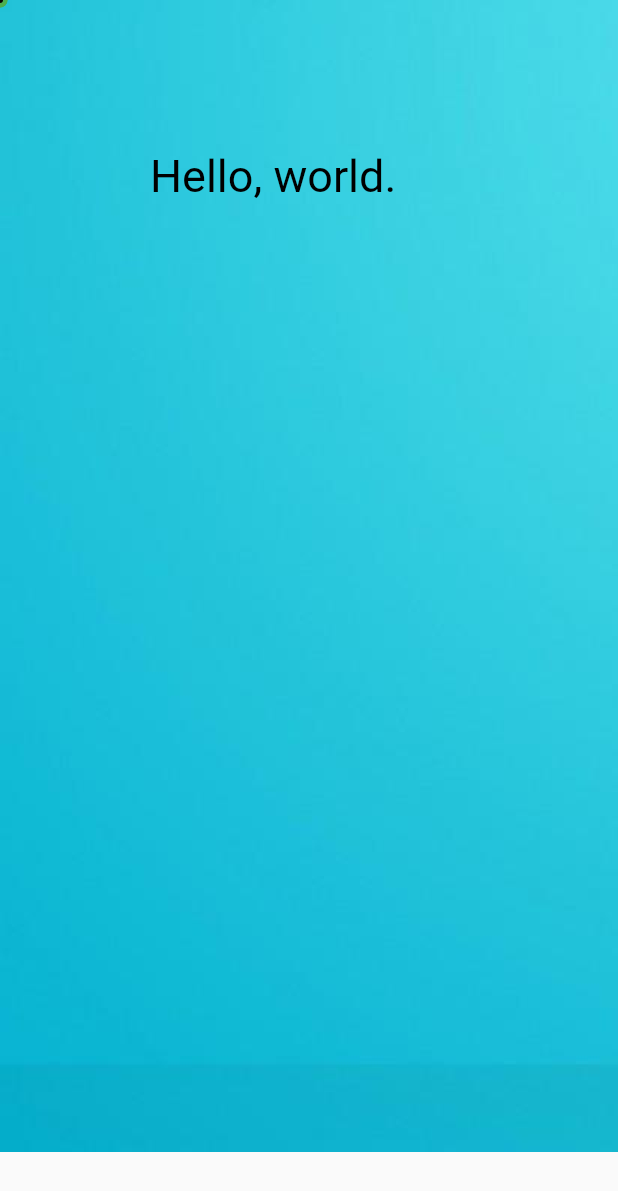
After one commit to zhuangzi200323/flutter_template_app, a Flutter app: the screen it shows after launch, item 2 of the bottom bar chosen, after a tap on "Customize page", on a phone screen of 412 x 824 dp. The commit adds this screen. Shown: the top 1191 px of the screen. Run offline on Flutter 3.47's test engine with Material 2 defaults, Android fonts, the phone set to English and light mode, and no system bars; our stand-ins replace camera, fluttertoast, shared_preferences, video_player, webview_flutter; missing offline and left inert: auto_orientation, scan.

Commit message:
在CostomizePainter上画图，并实现平移、缩放、旋转功能

```diff
--- a/lib/robot_page.dart
+++ b/lib/robot_page.dart
@@ -71,6 +71,12 @@ class RobotPage extends StatelessWidget {
                   Navigator.pushNamed(context, "ScanPage");
                 },
               ),
+              ElevatedButton(
+                child: Text("Customize page"),
+                onPressed: () {
+                  Navigator.pushNamed(context, "CustomizePage");
+                },
+              ),
             ]
         ),
       ),
--- a/lib/routes/Routes.dart
+++ b/lib/routes/Routes.dart
@@ -1,5 +1,6 @@
 import 'package:flutter/material.dart';
 import 'package:flutter_template_app/study/CameraExampleHome.dart';
+import 'package:flutter_template_app/study/CustomizePage.dart';
 import 'package:flutter_template_app/study/LoginPage.dart';
 import 'package:flutter_template_app/study/PullRefreshPage.dart';
 import 'package:flutter_template_app/study/RegisterPage.dart';
@@ -22,6 +23,7 @@ final routes = {
   "VideoFullPage":(context, {arguments})=>VideoFullPage(arguments: arguments),
   "PullRefreshPage":(context, {arguments})=>PullRefreshPage(),
   "ScanPage":(context, {arguments})=>ScanPage(),
+  "CustomizePage":(context, {arguments})=>CustomizePage(),
 };
 
 //路由跳转，可转参数
--- /dev/null
+++ b/lib/study/CustomizePage.dart
@@ -0,0 +1,115 @@
+import 'dart:async';
+import 'dart:math';
+
+import 'package:flutter/material.dart';
+import 'package:flutter/services.dart';
+import 'package:flutter_template_app/widget/TestImageView.dart';
+import 'dart:ui' as ui;
+
+class CustomizePage extends StatefulWidget {
+  @override
+  _CustomizePageState createState() => _CustomizePageState();
+}
+
+class _CustomizePageState extends State<CustomizePage> {
+  ui.Image? image1;
+  double left = 0, top = 0;
+  double scale = 1.0, rotation = 0;
+
+  Offset downPosition = Offset.zero;
+  double downScale = 0, downRotation = 0;
+  double fingerCenterX = 0, fingerCenterY = 0;
+
+  @override
+  void initState() {
+    loadImage("resources/images/test.jpg", false)
+        .then((value)  {
+      image1 = value;
+      setState(() {});
+    });
+    super.initState();
+  }
+
+  onScaleStart(ScaleStartDetails details) {
+    // print("@@@@@@@@@@@@@@@onScaleStart => ${details}");
+    downPosition = details.focalPoint;
+    downScale = 1.0;
+    downRotation = 0;
+  }
+
+  onScaleUpdate(ScaleUpdateDetails details) {
+    // print("@@@@@@@@@@@@@@@ => scale=${scale}, rotation=${rotation}, ${details.focalPoint}");
+    if(details.pointerCount > 1) {
+      setState(() {
+        scale += details.scale - downScale;
+        downScale = details.scale;
+
+        rotation += details.rotation - downRotation;
+        downRotation = details.rotation;
+
+        fingerCenterX = details.focalPoint.dx;
+        fingerCenterY = details.focalPoint.dy;
+      });
+    } else {
+      setState(() {
+        // left += (details.focalPoint.dx - downPosition.dx)/scale;
+        // top += (details.focalPoint.dy - downPosition.dy)/scale;
+        left += details.focalPoint.dx - downPosition.dx;
+        top += details.focalPoint.dy - downPosition.dy;
+        downPosition = details.focalPoint;
+        fingerCenterX = details.focalPoint.dx;
+        fingerCenterY = details.focalPoint.dy;
+      });
+    }
+  }
+
+  onScaleEnd(ScaleEndDetails details) {
+    print("@@@@@@@@@@@@@@@ => left=${left}, top=${top}");
+    // print("@@@@@@@@@@@@@@@ScaleEndDetails => ${details}");
+  }
+
+  @override
+  Widget build(BuildContext context) {
+    if (image1 == null) {
+      return Container();
+    }
+    //print("${MediaQuery.of(context).size}");
+    return Scaffold(
+      // appBar: AppBar(
+      //   title: Text("CustomizePage"),
+      // ),
+      body: Container(
+        child: GestureDetector(
+          onScaleStart: (details) => onScaleStart(details),
+          onScaleUpdate: (details) => onScaleUpdate(details),
+          onScaleEnd: (details) => onScaleEnd(details),
+          child: CustomPaint(
+            painter: TestImageView(image1!, left: left, top: top, scale: scale, rotation: rotation,
+                centerX: fingerCenterX, centerY: fingerCenterY),
+            size: Size(MediaQuery.of(context).size.width, MediaQuery.of(context).size.height),
+          ),
+        ),
+      ),
+    );
+  }
+
+  // 获取图片 本地为false 网络为true
+  Future<ui.Image> loadImage(var path, bool isUrl) async {
+    ImageStream stream;
+    if (isUrl) {
+      stream = NetworkImage(path).resolve(ImageConfiguration.empty);
+    } else {
+      stream =
+          AssetImage(path, bundle: rootBundle).resolve(ImageConfiguration.empty);
+    }
+    Completer<ui.Image> completer = Completer<ui.Image>();
+    void listener(ImageInfo frame, bool synchronousCall) {
+      final ui.Image image = frame.image;
+      completer.complete(image);
+      stream.removeListener(ImageStreamListener(listener));
+    }
+
+    stream.addListener(ImageStreamListener(listener));
+    return completer.future;
+  }
+}
--- /dev/null
+++ b/lib/widget/TestImageView.dart
@@ -0,0 +1,165 @@
+import 'dart:math';
+
+import 'package:flutter/cupertino.dart';
+import 'package:flutter/material.dart';
+import 'dart:ui' as ui;
+
+class TestImageView extends CustomPainter {
+  bool needRepaint = false;
+  ui.Image? _image;
+  double _left = 0, _top = 0;
+  double _scale = 0;
+  double _rotation = 0;
+  double _centerX = 0, _centerY = 0;
+  Matrix4 matrix4 = Matrix4.identity();
+  ui.PictureRecorder recorder = ui.PictureRecorder();
+  Canvas? myCanvas;
+
+
+  TestImageView(ui.Image image, {double left=0, double top=0, scale=0, rotation=0, centerX=0, centerY=0}) {
+    _image = image;
+    _left = left;
+    _top = top;
+    _scale = scale;
+    _rotation = rotation;
+    _centerX = centerX;
+    _centerY = centerY;
+  }
+
+  @override
+  void paint(Canvas canvas, Size size) {
+    if(_image != null) {
+      if(myCanvas == null) {
+        myCanvas = Canvas(recorder);
+      }
+      //使用canvas方法进行平移、缩放、旋转
+      // //平移
+      // myCanvas.translate(_left, _top);
+      // //缩放
+      // // myCanvas.translate(size.width/2, size.height/2);
+      // myCanvas.scale(_scale);
+      // // myCanvas.translate(-size.width/2, -size.height/2);
+      // //旋转
+      // // myCanvas.translate(size.width/2, size.height/2);
+      // myCanvas.rotate(_rotation);
+      // // myCanvas.translate(-size.width/2, -size.height/2);
+
+      // 使用matrix方法进行平移、缩放、旋转
+      matrix4.translate(_left, _top, 0);
+      matrix4.scale(_scale);
+      matrix4.rotateZ(_rotation);
+      myCanvas!.transform(matrix4.storage);
+      myCanvas!.drawImage(_image!, Offset(0, 0), Paint());
+      drawText(myCanvas!, size, _centerX, _centerY);
+
+      canvas.drawPicture(recorder.endRecording());
+
+      canvas.drawCircle(Offset(_centerX, _centerY), 2, Paint());
+    }
+  }
+
+  @override
+  bool shouldRepaint(covariant TestImageView oldDelegate) {
+    return true;
+  }
+
+  void drawText(Canvas canvas, Size size, double downX, double downY) {
+    final textStyle = TextStyle(
+      color: Colors.black,
+      fontSize: 30,
+    );
+    final textSpan = TextSpan(
+      text: 'Hello, world.',
+      style: textStyle,
+    );
+    final textPainter = TextPainter(
+      text: textSpan,
+      textDirection: TextDirection.ltr,
+    );
+    textPainter.layout(
+      minWidth: 0,
+      maxWidth: size.width,
+    );
+    final double xCenter = 100;//(size.width - textPainter.width) / 2;
+    final double yCenter = 100;//(size.height - textPainter.height) / 2;
+    final offset = Offset(xCenter, yCenter);
+    textPainter.paint(canvas, offset);
+    Rect rect = Rect.fromLTWH(
+        xCenter, yCenter, textPainter.width, textPainter.height);
+    if(pointInRect(canvas, rect, downX, downY)) {
+      canvas.drawRect(rect , Paint()
+        ..strokeWidth = 2
+        ..blendMode = BlendMode.color);
+    }
+
+    final textSpan2 = TextSpan(
+      text: 'Hello, world2.',
+      style: textStyle,
+    );
+    final textPainter2 = TextPainter(
+      text: textSpan2,
+      textDirection: TextDirection.ltr,
+    );
+    textPainter2.layout(
+      minWidth: 0,
+      maxWidth: size.width,
+    );
+    final double xCenter2 = 1100;//(size.width - textPainter.width) / 2;
+    final double yCenter2 = 600;//(size.height - textPainter.height) / 2;
+    final offset2 = Offset(xCenter2, yCenter2);
+    textPainter2.paint(canvas, offset2);
+    Rect rect2 = Rect.fromLTWH(
+        xCenter2, yCenter2, textPainter2.width, textPainter2.height);
+    if(pointInRect(canvas, rect2, downX, downY)) {
+      canvas.drawRect(rect2 , Paint()
+        ..strokeWidth = 2
+        ..blendMode = BlendMode.color);
+    }
+  }
+
+  /*[cosA, sinA,  0.0,  0.0,
+    -sinA, cosA,  0.0,  0.0,
+     0.0,  0.0,  scale, 0.0,
+     left, top,   0.0,  1.0]*/
+  ///屏幕中的点(x, y)
+  bool pointInRect(Canvas canvas, Rect rect, double x, double y) {
+    double x0 = _left;
+    double y0 = _top;
+    //点(x, y)相对于点(x0, y0)旋转了rotation度后，得到点(x1, y1)
+    // https://blog.csdn.net/abcdef314159/article/details/52813313
+    // x = x1*cosB - y1*sinB + x0*(1 - cosB) + y0*sinB;
+    // y = x1*sinB + y1*cosB + y0*(1-cosB) - x0*sinB;
+    // 由上方公式可计算得到点(x1, y1)
+    // x1 = (x*cosB - x0*(1-cosB)*cosB - y0*sinB*cosB + y*sinB - y0*(1-cosB)*sinB + x0*sinB*sinB)/(cosB*cosB + sinB*sinB);
+    // y1 = (y*cosB - y0*(1-cosB)*cosB + x0*sinB*cosB - x*sinB + x0*(1-cosB)*sinB + y0*sinB*sinB)/(cosB*cosB + sinB*sinB);
+    //简化后
+    // x1 = (cosB*(x - x0*(1-cosB) - y0*sinB) + sinB*(y - y0*(1-cosB) + x0*sinB))/(cosB*cosB + sinB*sinB);
+    // y1 = (cosB*(y - y0*(1-cosB) + x0*sinB) - sinB*(x - x0*(1-cosB) - y0*sinB))/(cosB*cosB + sinB*sinB);
+    double denominator = cos(_rotation)*cos(_rotation) + sin(_rotation)*sin(_rotation); //分母
+    double x1 = (cos(_rotation)*(x - x0*(1-cos(_rotation)) - y0*sin(_rotation)) + sin(_rotation)*(y - y0*(1-cos(_rotation)) + x0*sin(_rotation)))/denominator;
+    double y1 = (cos(_rotation)*(y - y0*(1-cos(_rotation)) + x0*sin(_rotation)) - sin(_rotation)*(x - x0*(1-cos(_rotation)) - y0*sin(_rotation)))/denominator;
+
+    // var scaleOffsetX = (rect.width-rect.width*_scale)/2;
+    // var scaleOffsetY = (rect.height-rect.height*_scale)/2;
+    var left = rect.left + _left;// + scaleOffsetX;
+    var top = rect.top + _top;// + scaleOffsetY;
+    var right = rect.right + _left;// - scaleOffsetX;
+    var bottom = rect.bottom + _top;// - scaleOffsetY;
+
+    // 点(x2, y2)相对于点(x0, y0)缩放了_scale倍后得到坐标为点(x1, y1)
+    // x1 = x0 + _scale*(x2 - x0);
+    // y1 = y0 + _scale*(y2 - y0);
+    // 由上方公式可计算得到点(x2, y2)
+    // x2 = (x1 - x0)/_scale + x0;
+    // y2 = (y1 - y0)/_scale + y0;
+    double x2 = (x1 - x0)/_scale + x0;
+    double y2 = (y1 - y0)/_scale + y0;
+    // print("rect.left = ${left}, rect.top = ${top}, rect.right = ${right}, rect.bottom = ${bottom}");
+    // print("x2 > left = ${x2 > left}, x2 < right = ${x2 < right}, y2 > top = ${y2 > top}, y2 < bottom = ${y2 < bottom}");
+    canvas.drawCircle(Offset(x2-_left, y2-_top), 5, Paint()..color = Colors.green);
+    if(x2 > left && x2 < right && y2 > top  && y2 < bottom) {
+      return true;
+    }
+    return false;
+  }
+}
```
